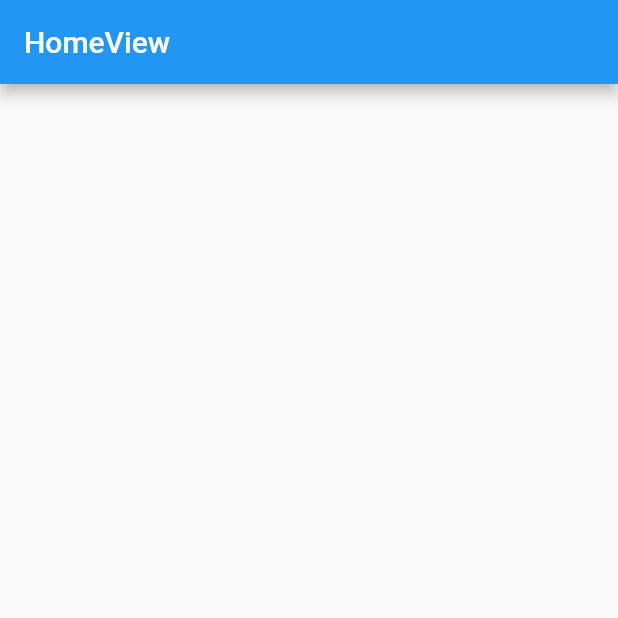
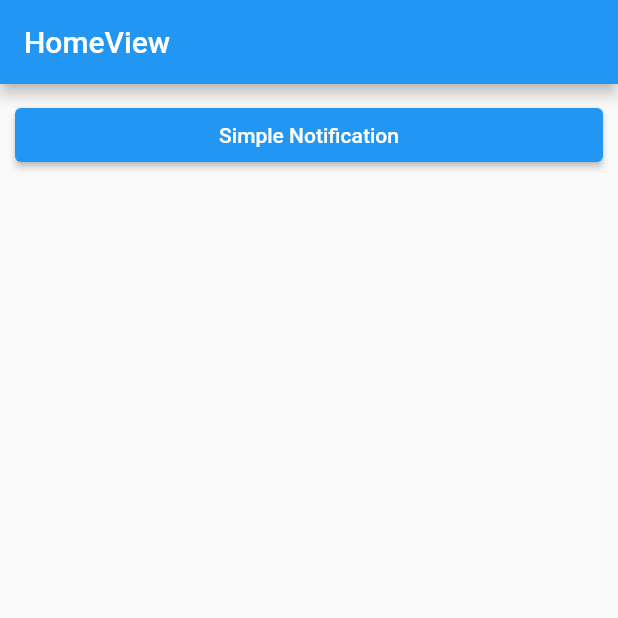
Before and after one commit to mehmetext/flutter_notification_examples, a Flutter app: the screen it shows after launch, on a phone screen of 412 x 824 dp, the top half of it. Run offline on Flutter 3.47's test engine with Material 2 defaults, Android fonts, the phone set to English and light mode, and no system bars; our stand-ins replace flutter_local_notifications.

Commit message:
showSimpleNotification fonksiyonu eklendi

```diff
--- a/lib/utils/clg.dart
+++ b/lib/utils/clg.dart
@@ -2,8 +2,8 @@ import 'dart:developer';
 
 void clg(
   dynamic object, {
-  bool logging = true,
+  bool logging = false,
   String name = "LOCAL-NOTIFICATIONS-DENEMELER",
 }) {
-  logging ? log(object, name: name) : print("{$name} $object");
+  logging ? log(object, name: name) : print("[$name] $object");
 }
--- a/lib/views/home_view.dart
+++ b/lib/views/home_view.dart
@@ -22,6 +22,17 @@ class _HomeViewState extends State<HomeView> {
       appBar: AppBar(
         title: Text("HomeView"),
       ),
+      body: ListView(
+        padding: EdgeInsets.all(10),
+        children: [
+          ElevatedButton(
+            onPressed: () {
+              NotificationService.showSimpleNotification();
+            },
+            child: Text("Simple Notification"),
+          ),
+        ],
+      ),
     );
   }
 }
```
Also changed, not shown: lib/services/notification_service.dart (+27 -2 lines).
